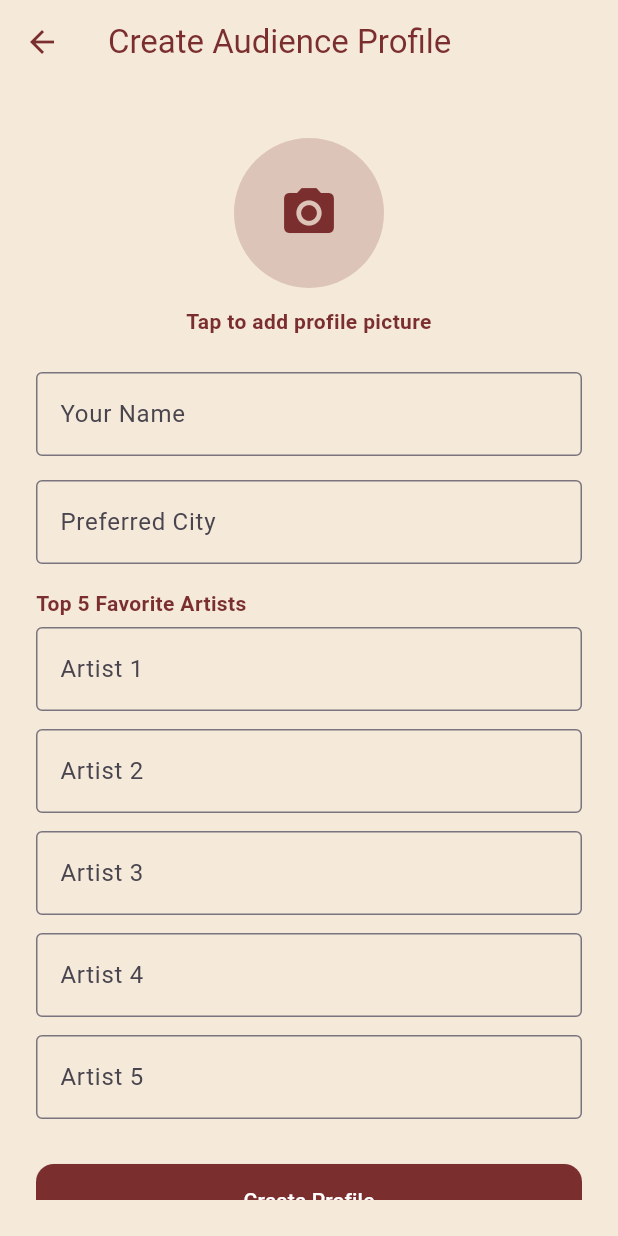
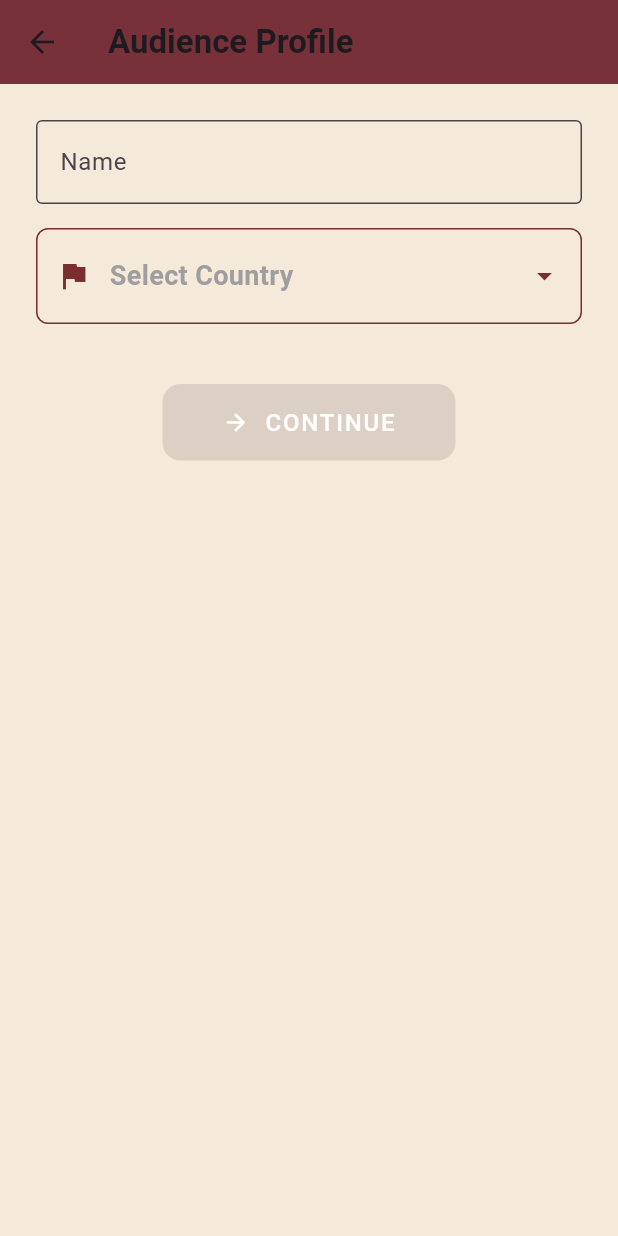
Before and after one commit to Asmita-Padmanabhan/project1, a Flutter app: the AudienceProfileScreen screen opened directly, on a phone screen of 412 x 824 dp. Run offline on Flutter 3.47's test engine with Material 3 defaults, Android fonts, the light colour scheme and no system bars; our stand-ins replace country_picker, image_picker; Roboto replaces fonts that are missing (AmaticSC).

Commit message:
country and city api inclusion

```diff
--- a/lib/audience_profile_screen.dart
+++ b/lib/audience_profile_screen.dart
@@ -1,121 +1,182 @@
-import 'dart:io';
-import 'package:image_picker/image_picker.dart';
 import 'package:flutter/material.dart';
+import 'package:country_picker/country_picker.dart';
+import '../models/city_model.dart';
+import '../services/city_api_service.dart';
 
 class AudienceProfileScreen extends StatefulWidget {
   const AudienceProfileScreen({super.key});
 
   @override
-  _AudienceProfileScreenState createState() => _AudienceProfileScreenState();
+  State<AudienceProfileScreen> createState() => _AudienceProfileScreenState();
 }
 
 class _AudienceProfileScreenState extends State<AudienceProfileScreen> {
   final _formKey = GlobalKey<FormState>();
-  String name = '';
-  String city = '';
-  List<String> topArtists = List.filled(5, '');
-  File? _profileImage;
-  final ImagePicker _picker = ImagePicker();
+  String? name;
+  String? _selectedCountry;
+  String? _selectedCity;
+  List<City> _cities = [];
+  bool _isLoadingCities = false;
+  String? _errorMessage;
 
-  Future<void> _pickImage() async {
-    final pickedFile = await _picker.pickImage(source: ImageSource.gallery);
-    if (pickedFile != null) {
+  Future<void> _fetchCities(String country) async {
     setState(() {
-        _profileImage = File(pickedFile.path);
+      _isLoadingCities = true;
+      _errorMessage = null;
+    });
+
+    try {
+      final cities = await CityApiService.fetchCities(country);
+      setState(() {
+        _cities = cities;
+        _isLoadingCities = false;
+      });
+    } catch (e) {
+      setState(() {
+        _errorMessage = 'Failed to load cities. Check your internet connection.';
+        _isLoadingCities = false;
       });
     }
   }
 
-  void _submitProfile() {
-    if (_formKey.currentState!.validate()) {
-      _formKey.currentState!.save();
+  void _continue() {
+    if (_formKey.currentState?.validate() ?? false) {
+      // Add your navigation or save logic here
       ScaffoldMessenger.of(context).showSnackBar(
-        SnackBar(content: Text('Audience profile created for $name!')),
+        const SnackBar(content: Text('Profile submitted!')),
       );
-      // Navigate to main app dashboard or home screen here
     }
   }
 
   @override
   Widget build(BuildContext context) {
     return Scaffold(
-      backgroundColor: Color(0xFFF5E9DA),
+      backgroundColor: const Color(0xFFF5E9DA),
       appBar: AppBar(
-        title: Text('Create Audience Profile', style: TextStyle(color: Color(0xFF7B2E2E))),
-        backgroundColor: Color(0xFFF5E9DA),
-        elevation: 0,
-        iconTheme: IconThemeData(color: Color(0xFF7B2E2E)),
+        title: const Text('Audience Profile', style: TextStyle(fontFamily: 'AmaticSC', fontWeight: FontWeight.bold)),
+        backgroundColor: const Color(0xFF7B2E2E),
+        elevation: 4,
       ),
-      body: Padding(
+      body: SingleChildScrollView(
+        child: Padding(
           padding: const EdgeInsets.all(24.0),
           child: Form(
             key: _formKey,
-          child: ListView(
+            child: Column(
               children: [
-              SizedBox(height: 12),
-              Center(
-                child: GestureDetector(
-                  onTap: _pickImage,
-                  child: CircleAvatar(
-                    radius: 50,
-                    backgroundColor: Color(0xFF7B2E2E).withOpacity(0.2),
-                    backgroundImage: _profileImage != null ? FileImage(_profileImage!) : null,
-                    child: _profileImage == null
-                        ? Icon(Icons.camera_alt, size: 40, color: Color(0xFF7B2E2E))
-                        : null,
+                // Name Field
+                TextFormField(
+                  decoration: const InputDecoration(
+                    labelText: 'Name',
+                    border: OutlineInputBorder(),
+                    fillColor: Color(0xFFF5E9DA),
+                    filled: true,
+                  ),
+                  onChanged: (value) => name = value,
+                  validator: (value) => value == null || value.isEmpty ? 'Enter your name' : null,
+                ),
+                const SizedBox(height: 16),
+
+                // Country Picker
+                GestureDetector(
+                  onTap: () {
+                    showCountryPicker(
+                      context: context,
+                      showPhoneCode: false,
+                      onSelect: (Country country) {
+                        setState(() {
+                          _selectedCountry = country.name;
+                          _selectedCity = null;
+                          _cities.clear();
+                        });
+                        _fetchCities(country.name);
+                      },
+                    );
+                  },
+                  child: Container(
+                    padding: const EdgeInsets.symmetric(horizontal: 12, vertical: 18),
+                    decoration: BoxDecoration(
+                      border: Border.all(color: const Color(0xFF7B2E2E)),
+                      borderRadius: BorderRadius.circular(8),
+                      color: const Color(0xFFF5E9DA),
+                    ),
+                    child: Row(
+                      children: [
+                        const Icon(Icons.flag, color: Color(0xFF7B2E2E)),
+                        const SizedBox(width: 12),
+                        Expanded(
+                          child: Text(
+                            _selectedCountry ?? 'Select Country',
+                            style: TextStyle(
+                              color: _selectedCountry == null ? Colors.grey : const Color(0xFF7B2E2E),
+                              fontFamily: 'AmaticSC',
+                              fontWeight: FontWeight.bold,
+                              fontSize: 18,
                             ),
                           ),
                         ),
-              SizedBox(height: 12),
-              Text('Tap to add profile picture', textAlign: TextAlign.center, style: TextStyle(fontFamily: 'AmaticSC', fontWeight: FontWeight.bold, color: Color(0xFF7B2E2E))),
-              SizedBox(height: 24),
-              TextFormField(
-                decoration: InputDecoration(
-                  labelText: 'Your Name',
+                        const Icon(Icons.arrow_drop_down, color: Color(0xFF7B2E2E)),
+                      ],
+                    ),
+                  ),
+                ),
+                const SizedBox(height: 16),
+
+                // City Dropdown (API-driven)
+                if (_isLoadingCities)
+                  const CircularProgressIndicator()
+                else if (_errorMessage != null)
+                  Text(_errorMessage!, style: const TextStyle(color: Colors.red))
+                else if (_cities.isNotEmpty)
+                  DropdownButtonFormField<String>(
+                    value: _selectedCity,
+                    items: _cities.map((city) {
+                      return DropdownMenuItem(
+                        value: city.cityName,
+                        child: Text(city.cityName),
+                      );
+                    }).toList(),
+                    onChanged: (value) {
+                      setState(() {
+                        _selectedCity = value;
+                      });
+                    },
+                    decoration: const InputDecoration(
+                      labelText: 'Select City',
                       border: OutlineInputBorder(),
+                      fillColor: Color(0xFFF5E9DA),
+                      filled: true,
                     ),
-                validator: (value) => value!.isEmpty ? 'Enter your name' : null,
-                onSaved: (value) => name = value!,
+                    validator: (value) => value == null ? 'Select a city' : null,
                   ),
-              SizedBox(height: 16),
-              TextFormField(
-                decoration: InputDecoration(
-                  labelText: 'Preferred City',
-                  border: OutlineInputBorder(),
-                ),
-                validator: (value) => value!.isEmpty ? 'Enter your city' : null,
-                onSaved: (value) => city = value!,
-              ),
-              SizedBox(height: 16),
-              Text(
-                'Top 5 Favorite Artists',
-                style: TextStyle(fontWeight: FontWeight.bold, color: Color(0xFF7B2E2E)),
-              ),
-              ...List.generate(5, (index) {
-                return Padding(
-                  padding: const EdgeInsets.symmetric(vertical: 6.0),
-                  child: TextFormField(
-                    decoration: InputDecoration(
-                      labelText: 'Artist ${index + 1}',
-                      border: OutlineInputBorder(),
-                    ),
-                    onSaved: (value) => topArtists[index] = value ?? '',
-                  ),
-                );
-              }),
-              SizedBox(height: 24),
+                const SizedBox(height: 24),
+
+                // Continue Button
                 ElevatedButton(
-                onPressed: _submitProfile,
+                  onPressed: (_selectedCountry != null && _selectedCity != null) ? _continue : null,
                   style: ElevatedButton.styleFrom(
-                  backgroundColor: Color(0xFF7B2E2E),
-                  padding: EdgeInsets.symmetric(horizontal: 40, vertical: 14),
+                    backgroundColor: const Color(0xFF7B2E2E),
+                    padding: const EdgeInsets.symmetric(horizontal: 40, vertical: 14),
                     shape: RoundedRectangleBorder(
                       borderRadius: BorderRadius.circular(12),
                     ),
+                    elevation: 6,
+                    shadowColor: const Color(0xFF7B2E2E).withOpacity(0.4),
                   ),
-                child: Text('Create Profile', style: TextStyle(color: Colors.white)),
+                  child: const Row(
+                    mainAxisSize: MainAxisSize.min,
+                    children: [
+                      Icon(Icons.arrow_forward, color: Colors.white),
+                      SizedBox(width: 10),
+                      Text(
+                        'CONTINUE',
+                        style: TextStyle(fontSize: 16, color: Colors.white, fontFamily: 'AmaticSC', letterSpacing: 1.2),
                       ),
                     ],
+                  ),
+                ),
+              ],
+            ),
           ),
         ),
       ),
--- a/lib/main.dart
+++ b/lib/main.dart
@@ -4,6 +4,8 @@ import 'artist_profile_screen.dart' as artist_profile;
 import 'audience_profile_screen.dart' as audience_profile;
 import 'dart:io';
 import 'package:image_picker/image_picker.dart';
+import 'package:country_picker/country_picker.dart';
+
 
 void main() {
   runApp(MyApp());
--- /dev/null
+++ b/lib/models/city_model.dart
@@ -0,0 +1,13 @@
+class City {
+  final String cityName;
+
+  City({required this.cityName});
+}
+
+  // If you are fetching from JSON, add a factory constructor:
+  //factory City.fromJson(Map<String, dynamic> json) {
+    //return City(
+      //cityName: json['cityName'] as String,
+    //);
+  //}
+//}
```
Also changed, not shown: lib/artist_profile_screen.dart (+20 -0 lines), lib/services/city_api_service.dart (added, +22 -0 lines), pubspec.yaml (+6 -1 lines), pubspec.lock. Lines whose indentation alone changed are shown as unchanged.
